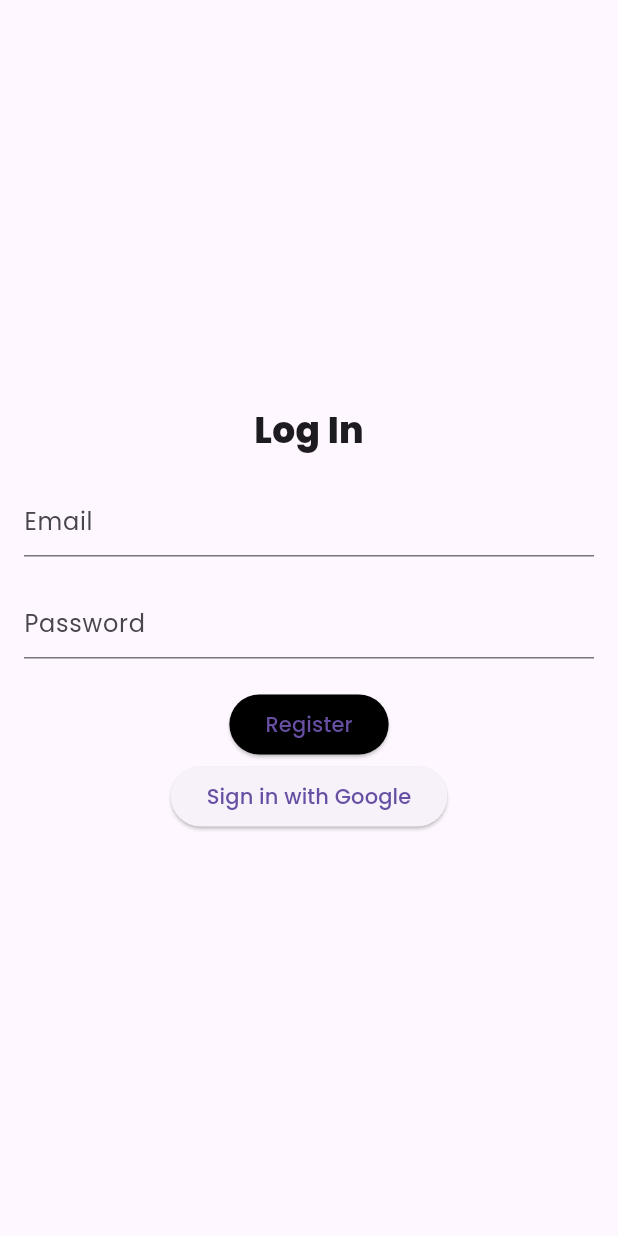
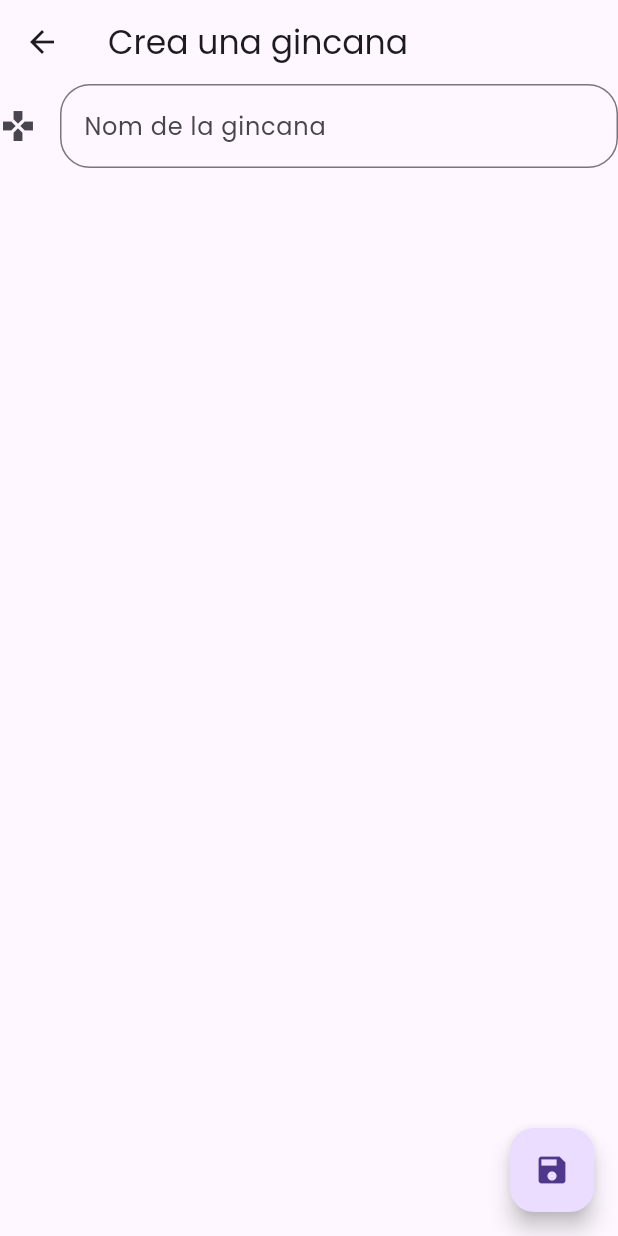
Before and after one commit to espai422-Company/dimonis, a Flutter app: the screen it shows after launch, on a phone screen of 412 x 824 dp. Run offline on Flutter 3.47's test engine with Material 3 defaults, Android fonts, the phone set to English and light mode, and no system bars; our stand-ins replace firebase_auth, firebase_core, firebase_database, google_fonts, google_sign_in; accounts and stored records are empty.

Commit message:
Crear create_ginkana

```diff
--- a/lib/main.dart
+++ b/lib/main.dart
@@ -23,7 +23,7 @@ class MyApp extends StatelessWidget {
         textTheme: GoogleFonts.poppinsTextTheme(Theme.of(context).textTheme),
         primarySwatch: Colors.blue,
       ),
-      // initialRoute: '/login',
+      initialRoute: '/createGinkana',
       routes: routes,
     );
   }
--- a/lib/routes/routes.dart
+++ b/lib/routes/routes.dart
@@ -1,8 +1,8 @@
-import 'package:app_dimonis/screens/auth_screen.dart';
-import 'package:app_dimonis/screens/home_screen.dart';
+import 'package:app_dimonis/screens/screens.dart';
 import 'package:flutter/material.dart';
 
 final Map<String, WidgetBuilder> routes = {
   '/': (context) => const HomeScreen(),
   '/login': (context) => const AuthScreen(),
+  '/createGinkana': (context) => const CreateGinkana()
 };
--- /dev/null
+++ b/lib/screens/create_ginkana.dart
@@ -0,0 +1,97 @@
+import 'package:app_dimonis/api/db_connection.dart';
+import 'package:flutter/material.dart' hide DatePickerTheme;
+
+// import 'package:flutter_datetime_picker/flutter_datetime_picker.dart' as dtPicker;
+
+class CreateGinkana extends StatelessWidget {
+  const CreateGinkana({super.key});
+
+  @override
+  Widget build(BuildContext context) {
+    return Scaffold(
+      appBar: AppBar(
+        title: Text("Crea una gincana"),
+      ),
+      body: Column(
+        children: [
+          _nom('Nom de la gincana'),
+          // _dataHora(context),
+
+        ],
+      ),
+      floatingActionButton: FloatingActionButton(onPressed: () => {}, child: Icon(Icons.save),),
+    );
+  }
+}
+
+Widget _nom(String text) {
+  return TextField(
+    decoration: InputDecoration(
+      hintText: text,
+      labelText: text,
+      icon: Icon(Icons.games_sharp),
+      border: OutlineInputBorder(
+        borderRadius: BorderRadius.circular(20.0),
+      ),
+    ),
+  );
+}
+
+// Widget _dataHora(context) {
+//   DateTime selectedDate = DateTime.now();
+
+//   return TextButton(
+//     onPressed: () async {
+//       DateTime? pickedDate = await dtPicker.DatePicker.showDatePicker(
+//         context,
+//         showTitleActions: true,
+//         minTime: DateTime(2023, 3, 5),
+//         maxTime: DateTime(2030, 6, 7),
+//         theme: dtPicker.DatePickerTheme(
+//           headerColor: Color.fromARGB(255, 255, 0, 0),
+//           backgroundColor: const Color.fromARGB(255, 0, 0, 0),
+//           itemStyle: const TextStyle(
+//             color: Colors.white,
+//             fontWeight: FontWeight.bold,
+//             fontSize: 18,
+//           ),
+//           doneStyle: const TextStyle(color: Colors.white, fontSize: 16),
+//         ),
+//         onChanged: (date) {
+//           print('change $date in time zone ' +
+//               date.timeZoneOffset.inHours.toString());
+//         },
+//         onConfirm: (date) {
+//           print('confirm $date');
+//         },
+//         currentTime: selectedDate,
+//         locale: dtPicker.LocaleType.en,
+//       );
+
+//       if (pickedDate != null && pickedDate != selectedDate) {
+//         selectedDate = pickedDate;
+//       }
+
+//       dtPicker.DatePicker.showTimePicker(
+//         context,
+//         showTitleActions: true,
+//         currentTime: selectedDate,
+//         theme: dtPicker.DatePickerTheme(
+//           headerColor: Colors.orange,
+//           backgroundColor: Colors.blue,
+//           itemStyle: const TextStyle(
+//             color: Colors.white,
+//             fontWeight: FontWeight.bold,
+//             fontSize: 18,
+//           ),
+//           doneStyle: const TextStyle(color: Colors.white, fontSize: 16),
+//         ),
+//         locale: dtPicker.LocaleType.es,
+//       );
+//     },
+//     child: Text(
+//       'Selecciona una data',
+//       style: TextStyle(color: Colors.blue),
+//     ),
+//   );
+// }
--- a/lib/screens/screens.dart
+++ b/lib/screens/screens.dart
@@ -1,3 +1,4 @@
 export 'package:app_dimonis/screens/auth_screen.dart';
 export 'package:app_dimonis/screens/home_screen.dart';
 export 'package:app_dimonis/screens/verify_email.dart';
+export 'package:app_dimonis/screens/create_ginkana.dart';
--- a/pubspec.yaml
+++ b/pubspec.yaml
@@ -40,6 +40,7 @@ dependencies:
   google_fonts: ^6.1.0
   google_sign_in: ^6.1.6
   firebase_database: ^10.3.8
+  flutter_datetime_picker: ^1.5.1
 
 dev_dependencies:
   flutter_test:
```
Also changed, not shown: lib/api/db_connection.dart (+22 -0 lines), lib/screens/home_screen.dart (+7 -2 lines), pubspec.lock.
